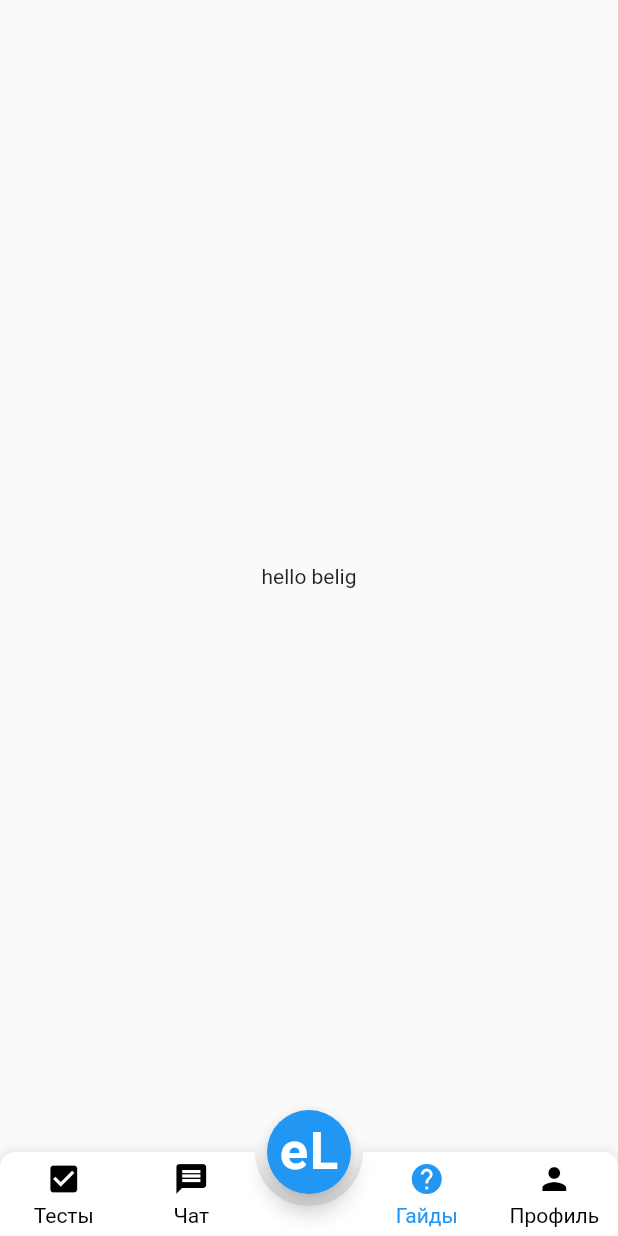
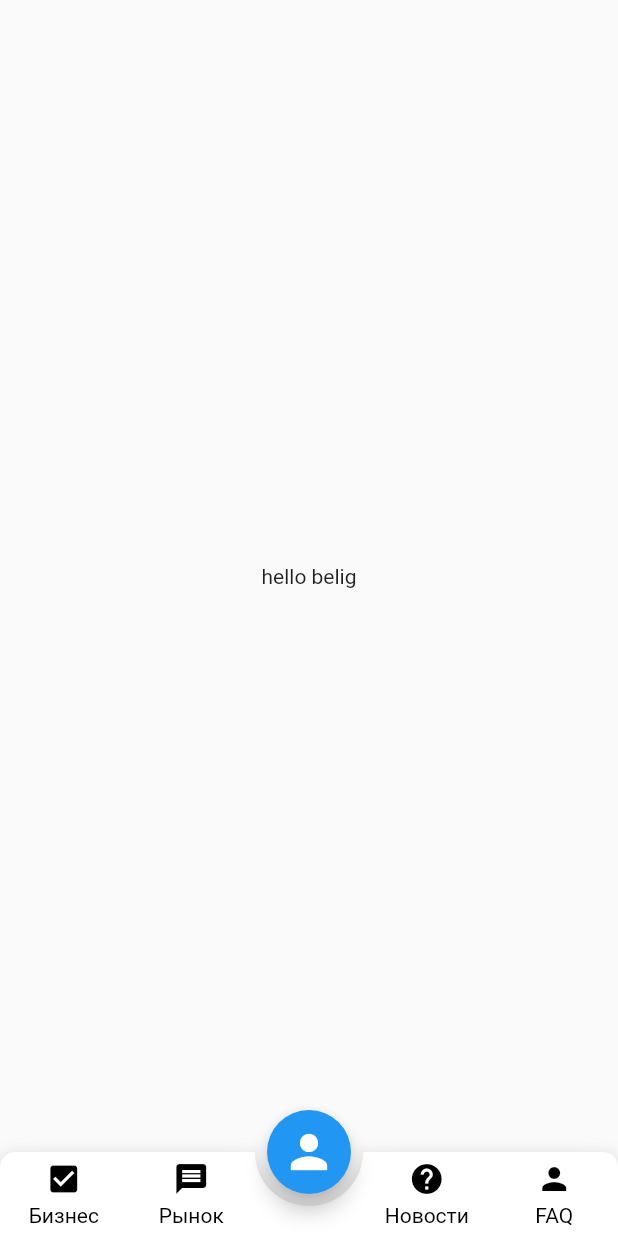
Before and after one commit to aiekseu/tomsk_fintech_hack, a Flutter app: the screen it shows after launch, on a phone screen of 412 x 824 dp. Run offline on Flutter 3.47's test engine with Material 2 defaults, Android fonts, the phone set to English and light mode, and no system bars; drawn by our look-alikes of animated_bottom_navigation_bar; our stand-ins replace flutter_riverpod.

Commit message:
bottom_navigation_bar.dart

```diff
--- a/lib/widgets/bottom_navigation_bar.dart
+++ b/lib/widgets/bottom_navigation_bar.dart
@@ -16,10 +16,10 @@
   ];
 
   final iconsText = <String>[
-    'Тесты',
-    'Чат',
-    'Гайды',
-    'Профиль',
+    'Бизнес',
+    'Рынок',
+    'Новости',
+    'FAQ',
   ];
 
   @override
@@ -59,6 +59,7 @@
       gapLocation: GapLocation.center,
       notchSmoothness: NotchSmoothness.sharpEdge,
       onTap: (index) {
+        print(index);
         bottomNavIndex.state = index;
       },
     );
--- a/lib/widgets/floating_action_button.dart
+++ b/lib/widgets/floating_action_button.dart
@@ -11,10 +11,7 @@
     final bottomNavIndex = watch(bottomNavIndexProvider);
 
     return FloatingActionButton(
-      child: Text(
-        'eL',
-        style: TextStyle(fontSize: 35, fontWeight: FontWeight.bold),
-      ),
+      child: Icon(Icons.person, size: 36,),
       onPressed: () {
         bottomNavIndex.state = PORTFOLIO_PAGE;
       },
```
Also changed, not shown: lib/constants/pages_ids.dart (+8 -8 lines).
